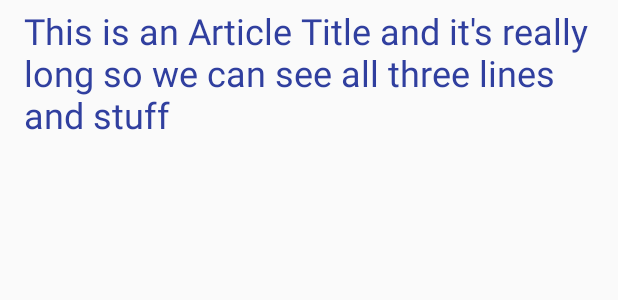
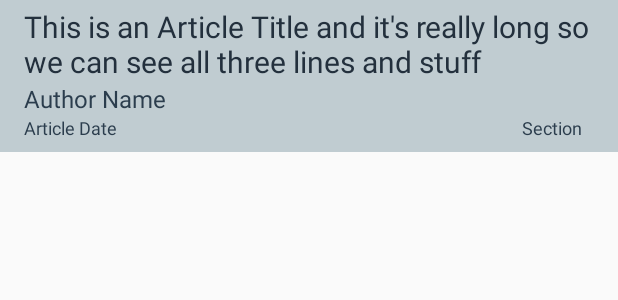
Before and after one commit to WillMcIntosh/NewsApp, an Android app: the layout news_list_item.xml on its own in the app's theme, with its tools: preview values and no code run, on a phone screen of 412 x 824 dp. Shown: the top 300 px of the screen. Run offline under Robolectric (Android 15) with nearby library versions, the phone set to English and light mode, and no system bars.

Commit message:
adjusted layout UI

```diff
--- a/app/src/main/res/layout/news_list_item.xml
+++ b/app/src/main/res/layout/news_list_item.xml
@@ -2,11 +2,21 @@
     xmlns:tools="http://schemas.android.com/tools"
     android:layout_width="match_parent"
     android:layout_height="wrap_content"
-    android:paddingEnd="16dp"
-    android:paddingLeft="16dp"
-    android:paddingRight="16dp"
-    android:paddingStart="16dp"
-    android:orientation="horizontal">
+    android:paddingEnd="8dp"
+    android:paddingLeft="8dp"
+    android:paddingRight="8dp"
+    android:paddingStart="8dp"
+    android:paddingBottom="8dp"
+    android:orientation="vertical"
+    android:background="@color/colorBackground">
+
+    <LinearLayout
+        android:layout_width="wrap_content"
+        android:layout_height="wrap_content"
+        android:layout_gravity="center_vertical"
+        android:layout_marginLeft="8dp"
+        android:layout_marginStart="8dp"
+        android:orientation="vertical">
 
         <TextView
             android:id="@+id/article_title"
@@ -14,7 +24,7 @@
             android:layout_height="wrap_content"
             android:ellipsize="end"
             android:maxLines="3"
-        android:textSize="24sp"
+            android:textSize="20sp"
             android:layout_marginTop="4dp"
             android:textColor="@color/colorPrimaryDark"
             tools:text="This is an Article Title and it's really long so we can see all three lines and stuff"
@@ -24,17 +34,21 @@
             android:id="@+id/article_author"
             android:layout_width="wrap_content"
             android:layout_height="wrap_content"
-        android:textSize="20sp"
-        android:layout_marginLeft="4dp"
-        android:textColor="@color/colorPrimary"
+            android:textSize="16sp"
+            android:textColor="@color/textColorArticleAuthor"
             tools:text="Author Name"
             />
+
+    </LinearLayout>
+
 
     <RelativeLayout
         android:layout_width="match_parent"
         android:layout_height="wrap_content"
-        android:orientation="horizontal"
-        android:layout_marginLeft="8dp">
+        android:layout_marginLeft="8dp"
+        android:layout_marginStart="8dp"
+        android:layout_marginRight="16dp"
+        android:layout_marginEnd="16dp">
 
         <TextView
             android:id="@+id/date_textview"
@@ -42,6 +56,7 @@
             android:layout_height="wrap_content"
             android:layout_alignParentLeft="true"
             android:textSize="12sp"
+            android:textColor="@color/colorPrimary"
             tools:text="Article Date"
             />
 
@@ -51,6 +66,7 @@
             android:layout_height="wrap_content"
             android:layout_alignParentRight="true"
             android:textSize="12sp"
+            android:textColor="@color/colorPrimary"
             tools:text="Section"
             />
 
--- a/app/src/main/res/values/colors.xml
+++ b/app/src/main/res/values/colors.xml
@@ -1,6 +1,17 @@
 <?xml version="1.0" encoding="utf-8"?>
 <resources>
-    <color name="colorPrimary">#3F51B5</color>
-    <color name="colorPrimaryDark">#303F9F</color>
-    <color name="colorAccent">#FF4081</color>
+    <!-- Primary color of the app (shown in the app bar) -->
+    <color name="colorPrimary">#2B3D4D</color>
+
+    <!-- Primary dark color of the app (shown in the status bar) -->
+    <color name="colorPrimaryDark">#23303D</color>
+
+    <!-- Accent color of the app -->
+    <color name="colorAccent">#10CAC9</color>
+
+    <!-- Text color for the author in the list item -->
+    <color name="textColorArticleAuthor">#2B3D4D</color>
+
+    <!--Text color for the main page background-->
+    <color name="colorBackground">#c0ccd1</color>
 </resources>
```
Lines whose indentation alone changed are shown as unchanged.
